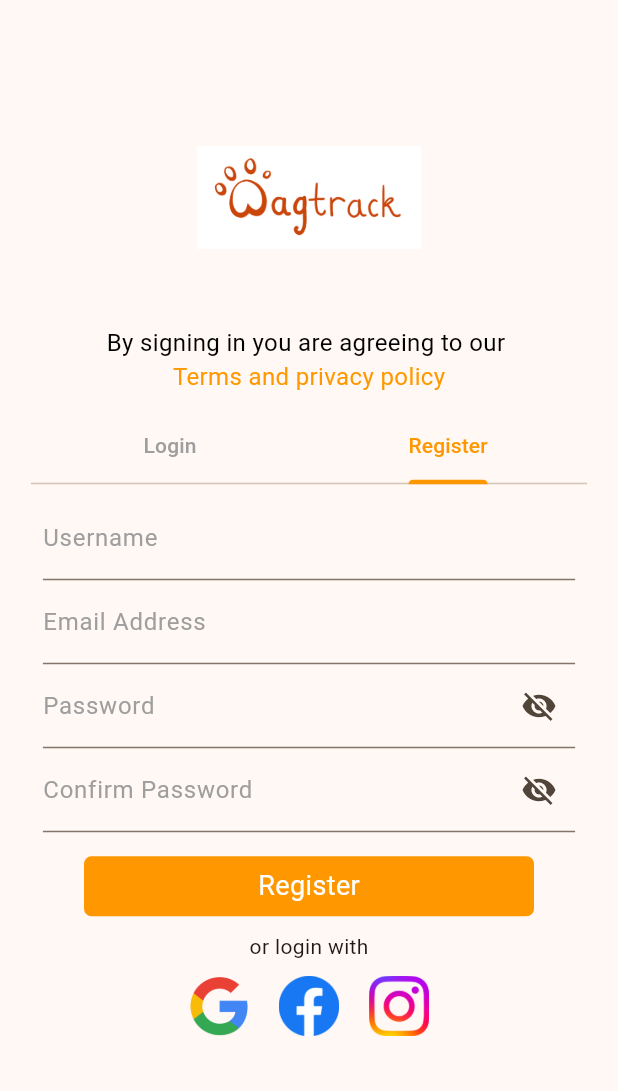
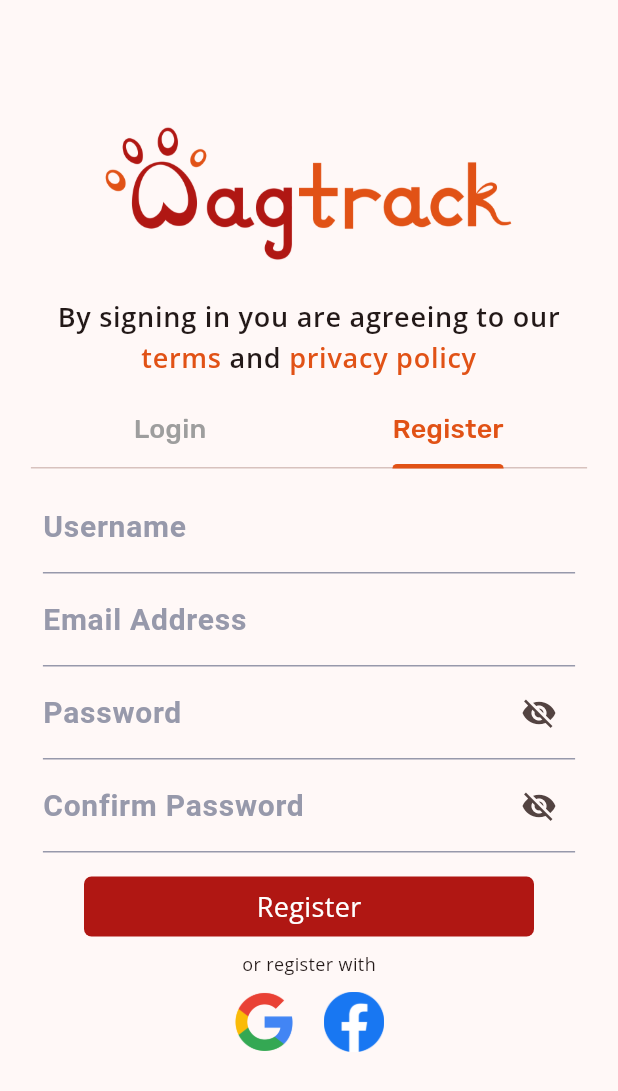
Before and after one commit to LunarEclipz/WagTrack, a Flutter app: the screen it shows after launch, tab 2 chosen, after a tap on "Register", on a phone screen of 412 x 824 dp. Shown: the top 1091 px of the screen. Run offline on Flutter 3.47's test engine with Material 3 defaults, Android fonts, the phone set to English and light mode, and no system bars; our stand-ins replace firebase_auth, firebase_core, google_fonts; accounts and stored records are empty; network calls fail.

Commit message:
feat: add themeData theming and updating UI to more closely resemble FIgma mockup

```diff
--- a/lib/main.dart
+++ b/lib/main.dart
@@ -4,7 +4,7 @@ import 'package:firebase_auth/firebase_auth.dart';
 import 'package:provider/provider.dart';
 import 'package:wagtrack/screens/authorisation/authenticate.dart';
 import 'package:wagtrack/services/auth.dart';
-import 'firebase_options.dart';
+import 'package:wagtrack/shared/themes.dart';
 
 void main() async {
   WidgetsFlutterBinding.ensureInitialized();
@@ -30,30 +30,7 @@ class MyApp extends StatelessWidget {
       child: MaterialApp(
         debugShowCheckedModeBanner: true,
         title: 'wagtrack',
-        theme: ThemeData(
-          visualDensity: VisualDensity.adaptivePlatformDensity,
-          // scaffoldBackgroundColor: Colors.orange[100],
-
-          useMaterial3: true,
-
-          // Define the default brightness and colors.
-          colorScheme: ColorScheme.fromSeed(
-            seedColor: Colors.orange,
-            // TRY THIS: Change to "Brightness.light"
-            //           and see that all colors change
-            //           to better contrast a light background.
-            // brightness: Brightness.dark,
-          ),
-
-          // Define the default `TextTheme`. Use this to specify the default
-          // text styling for headlines, titles, bodies of text, and more.
-          textTheme: const TextTheme(
-            displayLarge: TextStyle(
-              fontSize: 72,
-              fontWeight: FontWeight.bold,
-            ),
-          ),
-        ),
+        theme: AppTheme.light,
         home: const Authenticate(),
       ),
     );
--- a/lib/screens/authorisation/authorisation_frame.dart
+++ b/lib/screens/authorisation/authorisation_frame.dart
@@ -1,9 +1,6 @@
 import 'package:flutter/material.dart';
-import 'package:provider/provider.dart';
-// import 'package:wagtrack/models/color_models.dart';
 import 'package:wagtrack/screens/authorisation/login_tab.dart';
 import 'package:wagtrack/screens/authorisation/register_tab.dart';
-// import 'package:wagtrack/services/auth.dart';
 
 // import '../mainTemplate.dart';
 
@@ -21,6 +18,9 @@ class _LoginPageState extends State<LoginPage> {
 
   @override
   Widget build(BuildContext context) {
+    final TextTheme textStyles = Theme.of(context).textTheme;
+    final ColorScheme colorScheme = Theme.of(context).colorScheme;
+
     final screenWidth = MediaQuery.of(context).size.width;
     final screenHeight = MediaQuery.of(context).size.height;
     final sidePadding = screenWidth * 0.05;
@@ -37,52 +37,50 @@ class _LoginPageState extends State<LoginPage> {
               children: <Widget>[
                 Image.asset(
                   "assets/wagtrack_v1.png",
-                  height: 150,
-                  width: 150,
+                  height: 121,
+                  width: 298,
                   fit: BoxFit.fitWidth,
                 ),
-                // const SizedBox(height: 10),
-                // const Text(
-                //   'wagtrack',
-                //   textAlign: TextAlign.center,
-                //   style: TextStyle(
-                //     fontSize: 36.0,
-                //   ),
-                // ),
                 const SizedBox(height: 10),
-                const Text(
-                  'By signing in you are agreeing to our ',
-                  style: TextStyle(
-                    fontSize: 16,
-                    color: Colors.black,
-                  ),
-                ),
-                const Text(
-                  'Terms and privacy policy',
-                  style: TextStyle(fontSize: 16, color: Colors.orange),
-                ),
+                Text.rich(
+                    textAlign: TextAlign.center,
+                    TextSpan(style: textStyles.bodyLarge, children: [
+                      const TextSpan(
+                          text: 'By signing in you are agreeing to our '),
+                      TextSpan(
+                        text: 'terms ',
+                        style: textStyles.bodyLarge
+                            ?.copyWith(color: colorScheme.tertiary),
+                      ),
+                      const TextSpan(text: 'and '),
+                      TextSpan(
+                        text: 'privacy policy ',
+                        style: textStyles.bodyLarge
+                            ?.copyWith(color: colorScheme.tertiary),
+                      ),
+                    ])),
                 const SizedBox(height: 10),
                 SizedBox(
                   height: screenHeight * 0.6,
-                  child: const DefaultTabController(
+                  child: DefaultTabController(
                     length: 2,
                     child: Scaffold(
                       appBar: PreferredSize(
-                        preferredSize: Size.fromHeight(kToolbarHeight),
+                        preferredSize: const Size.fromHeight(kToolbarHeight),
                         child: SizedBox(
                           height: 50.0,
                           child: TabBar(
                             unselectedLabelColor: Colors.grey,
-                            labelColor: Colors.orange,
-                            indicatorColor: Colors.orange,
-                            tabs: [
+                            labelColor: colorScheme.tertiary,
+                            indicatorColor: colorScheme.tertiary,
+                            tabs: const [
                               Tab(child: Text('Login')),
                               Tab(child: Text('Register'))
                             ],
                           ),
                         ),
                       ),
-                      body: TabBarView(
+                      body: const TabBarView(
                         children: [LoginTab(), RegisterTab()],
                       ),
                     ),
--- a/lib/screens/authorisation/forgot_password.dart
+++ b/lib/screens/authorisation/forgot_password.dart
@@ -1,6 +1,5 @@
 import 'package:flutter/material.dart';
 import 'package:provider/provider.dart';
-// import 'package:wagtrack/models/color_models.dart';
 import 'package:wagtrack/services/auth.dart';
 
 class ForgotPasswordPage extends StatelessWidget {
@@ -10,16 +9,26 @@ class ForgotPasswordPage extends StatelessWidget {
 
   @override
   Widget build(BuildContext context) {
+    final TextTheme textStyles = Theme.of(context).textTheme;
+    final ColorScheme colorScheme = Theme.of(context).colorScheme;
+
     return Scaffold(
       appBar: AppBar(
-        title: const Text('Forgot Password'),
-        backgroundColor: Theme.of(context).colorScheme.primary,
+        title: const Text(
+          'Forgot Password',
+          style: TextStyle(color: Colors.white),
+        ),
+        backgroundColor: colorScheme.primary,
       ),
       body: Container(
         padding: const EdgeInsets.all(20.0),
         child: Column(
           mainAxisAlignment: MainAxisAlignment.center,
           children: [
+            Text(
+                'Please provide your Email Address and we will send you a reset password request. ',
+                style: textStyles.bodyMedium
+                    ?.copyWith(fontStyle: FontStyle.italic)),
             TextField(
               controller: _emailController,
               keyboardType: TextInputType.emailAddress,
@@ -70,10 +79,15 @@ class ForgotPasswordPage extends StatelessWidget {
                 }
               },
               style: ButtonStyle(
-                backgroundColor: MaterialStateProperty.all<Color>(
-                    Theme.of(context).colorScheme.primary),
+                backgroundColor:
+                    MaterialStateProperty.all<Color>(colorScheme.primary),
               ),
-              child: const Text('Send Reset Password Email'),
+              child: const Center(
+                child: Text(
+                  'Reset Password',
+                  style: TextStyle(fontSize: 18, color: Colors.white),
+                ),
+              ),
             ),
           ],
         ),
--- a/lib/screens/authorisation/login_success.dart
+++ b/lib/screens/authorisation/login_success.dart
@@ -1,6 +1,4 @@
 import 'package:flutter/material.dart';
-import 'package:provider/provider.dart';
-import 'package:wagtrack/services/auth.dart';
 import 'package:firebase_auth/firebase_auth.dart';
 
 // temporary page to allow for logging out after a successful login
@@ -16,6 +14,9 @@ class _LoginSuccessState extends State<LoginSuccess> {
 
   @override
   Widget build(BuildContext context) {
+    final TextTheme textStyles = Theme.of(context).textTheme;
+    final ColorScheme colorScheme = Theme.of(context).colorScheme;
+
     final user = FirebaseAuth.instance.currentUser!;
 
     return Scaffold(
@@ -35,7 +36,7 @@ class _LoginSuccessState extends State<LoginSuccess> {
               width: 300,
               height: 40,
               decoration: BoxDecoration(
-                color: Theme.of(context).colorScheme.primary,
+                color: colorScheme.primary,
                 borderRadius: BorderRadius.circular(5),
               ),
               child: const Center(
--- a/lib/screens/authorisation/login_tab.dart
+++ b/lib/screens/authorisation/login_tab.dart
@@ -1,7 +1,5 @@
 import 'package:flutter/material.dart';
-// import 'package:flutter_svg/flutter_svg.dart';
 import 'package:provider/provider.dart';
-// import 'package:wagtrack/models/color_models.dart';
 import 'package:wagtrack/screens/authorisation/forgot_password.dart';
 import 'package:wagtrack/services/auth.dart';
 
@@ -16,10 +14,15 @@ class _LoginTabState extends State<LoginTab> {
   TextEditingController emailController = TextEditingController();
   TextEditingController passwordController = TextEditingController();
   bool _obscureText = true;
-  bool _rememberMeIsChecked = false;
+  // bool _rememberMeIsChecked = false;
 
   @override
   Widget build(BuildContext context) {
+    final TextTheme textStyles = Theme.of(context).textTheme;
+    final ColorScheme colorScheme = Theme.of(context).colorScheme;
+    // final CustomColors customColors =
+    //     Theme.of(context).extension<CustomColors>()!;
+
     return Padding(
       padding: const EdgeInsets.all(8.0),
       child: Form(
@@ -29,11 +32,7 @@ class _LoginTabState extends State<LoginTab> {
               controller: emailController,
               decoration: const InputDecoration(
                 labelText: 'Email',
-                labelStyle: TextStyle(color: Colors.grey),
                 hintText: 'Enter your email address',
-                focusedBorder: UnderlineInputBorder(
-                  borderSide: BorderSide(color: Colors.grey),
-                ),
               ),
             ),
             TextFormField(
@@ -41,7 +40,6 @@ class _LoginTabState extends State<LoginTab> {
               controller: passwordController,
               decoration: InputDecoration(
                 labelText: 'Password',
-                labelStyle: const TextStyle(color: Colors.grey),
                 hintText: 'Enter your password',
                 suffixIcon: IconButton(
                   onPressed: () {
@@ -51,30 +49,15 @@ class _LoginTabState extends State<LoginTab> {
                   },
                   icon: Icon(
                     _obscureText ? Icons.visibility_off : Icons.visibility,
-                    // color: Colors.orange,
+                    // color: colorScheme.tertiary,
                   ),
-                ),
-                focusedBorder: const UnderlineInputBorder(
-                  borderSide: BorderSide(color: Colors.grey),
                 ),
               ),
             ),
+            const SizedBox(height: 10),
             Row(
-              mainAxisAlignment: MainAxisAlignment.spaceBetween,
+              mainAxisAlignment: MainAxisAlignment.center,
               children: <Widget>[
-                Row(
-                  children: [
-                    Checkbox(
-                      value: _rememberMeIsChecked,
-                      onChanged: (value) {
-                        setState(() {
-                          _rememberMeIsChecked = value!;
-                        });
-                      },
-                    ),
-                    const Text('Remember me'),
-                  ],
-                ),
                 GestureDetector(
                   onTap: () {
                     // Handle forgot password tap
@@ -84,13 +67,10 @@ class _LoginTabState extends State<LoginTab> {
                           builder: (context) => ForgotPasswordPage()),
                     );
                   },
-                  child: const Text(
-                    'Forgot Password',
-                    style: TextStyle(
-                      decoration: TextDecoration.underline,
-                      color: Colors.orange,
-                      fontSize: 14.0,
-                    ),
+                  child: Text(
+                    'Forgot Password?',
+                    style: textStyles.bodyLarge
+                        ?.copyWith(color: colorScheme.tertiary),
                   ),
                 ),
               ],
@@ -142,7 +122,7 @@ class _LoginTabState extends State<LoginTab> {
                 width: 300,
                 height: 40,
                 decoration: BoxDecoration(
-                  color: Theme.of(context).colorScheme.primary,
+                  color: colorScheme.primary,
                   borderRadius: BorderRadius.circular(5),
                 ),
                 child: const Center(
@@ -172,12 +152,6 @@ class _LoginTabState extends State<LoginTab> {
                       width: 40,
                       height: 40,
                     ),
-                    const SizedBox(width: 20),
-                    Image.asset(
-                      'assets/icons/instagram.png',
-                      width: 40,
-                      height: 40,
-                    ),
                   ],
                 )
               ],
--- a/lib/screens/authorisation/register_tab.dart
+++ b/lib/screens/authorisation/register_tab.dart
@@ -1,7 +1,5 @@
 import 'package:flutter/material.dart';
-// import 'package:flutter_svg/flutter_svg.dart';
 import 'package:provider/provider.dart';
-// import 'package:wagtrack/models/color_models.dart';
 import 'package:wagtrack/services/auth.dart';
 
 class RegisterTab extends StatefulWidget {
@@ -25,6 +23,9 @@ class _RegisterTabState extends State<RegisterTab> {
 
   @override
   Widget build(BuildContext context) {
+    final TextTheme textStyles = Theme.of(context).textTheme;
+    final ColorScheme colorScheme = Theme.of(context).colorScheme;
+
     return Padding(
       padding: const EdgeInsets.all(8.0),
       child: Form(
@@ -34,12 +35,8 @@ class _RegisterTabState extends State<RegisterTab> {
               controller: usernameController,
               decoration: InputDecoration(
                 labelText: 'Username',
-                labelStyle: const TextStyle(color: Colors.grey),
                 errorText: _isUsernameValid ? null : 'Invalid username',
                 hintText: 'Enter your username',
-                focusedBorder: const UnderlineInputBorder(
-                  borderSide: BorderSide(color: Colors.grey),
-                ),
               ),
               onChanged: (value) {
                 setState(() {
@@ -55,12 +52,8 @@ class _RegisterTabState extends State<RegisterTab> {
               controller: emailController,
               decoration: InputDecoration(
                 labelText: 'Email Address',
-                labelStyle: const TextStyle(color: Colors.grey),
                 errorText: _isEmailValid ? null : 'Invalid email',
                 hintText: 'Enter your email address',
-                focusedBorder: const UnderlineInputBorder(
-                  borderSide: BorderSide(color: Colors.grey),
-                ),
               ),
               onChanged: (value) {
                 setState(() {
@@ -75,7 +68,6 @@ class _RegisterTabState extends State<RegisterTab> {
               obscureText: _obscureTextPassword,
               decoration: InputDecoration(
                 labelText: 'Password',
-                labelStyle: const TextStyle(color: Colors.grey),
                 errorText:
                     _isPasswordTooShort ? null : 'Enter more than 6 characters',
                 hintText: 'Enter your password',
@@ -89,11 +81,7 @@ class _RegisterTabState extends State<RegisterTab> {
                     _obscureTextPassword
                         ? Icons.visibility_off
                         : Icons.visibility,
-                    // color: Colors.orange,
                   ),
-                ),
-                focusedBorder: const UnderlineInputBorder(
-                  borderSide: BorderSide(color: Colors.grey),
                 ),
               ),
               onChanged: (value) {
@@ -111,7 +99,6 @@ class _RegisterTabState extends State<RegisterTab> {
               obscureText: _obscureTextConfirmPassword,
               decoration: InputDecoration(
                 labelText: 'Confirm Password',
-                labelStyle: const TextStyle(color: Colors.grey),
                 errorText: _isConfirmPasswordTooShort
                     ? null
                     : 'Enter more than 6 characters',
@@ -127,11 +114,8 @@ class _RegisterTabState extends State<RegisterTab> {
                     _obscureTextConfirmPassword
                         ? Icons.visibility_off
                         : Icons.visibility,
-                    // color: Colors.orange,
+                    // color: colorScheme.tertiary,
                   ),
-                ),
-                focusedBorder: const UnderlineInputBorder(
-                  borderSide: BorderSide(color: Colors.grey),
                 ),
               ),
               onChanged: (value) {
@@ -239,7 +223,7 @@ class _RegisterTabState extends State<RegisterTab> {
                 width: 300,
                 height: 40,
                 decoration: BoxDecoration(
-                  color: Colors.orange,
+                  color: colorScheme.primary,
                   borderRadius: BorderRadius.circular(5),
                 ),
                 child: const Center(
@@ -253,7 +237,7 @@ class _RegisterTabState extends State<RegisterTab> {
             const SizedBox(height: 10),
             const Column(
               children: [
-                Text("or login with"),
+                Text("or register with"),
                 SizedBox(height: 10),
                 Row(
                   mainAxisAlignment: MainAxisAlignment.center,
@@ -266,12 +250,6 @@ class _RegisterTabState extends State<RegisterTab> {
                     SizedBox(width: 20),
                     Image(
                       image: AssetImage('assets/icons/facebook.png'),
-                      width: 40,
-                      height: 40,
-                    ),
-                    SizedBox(width: 20),
-                    Image(
-                      image: AssetImage('assets/icons/instagram.png'),
                       width: 40,
                       height: 40,
                     ),
--- /dev/null
+++ b/lib/shared/themes.dart
@@ -0,0 +1,131 @@
+import 'package:flutter/material.dart';
+import 'package:google_fonts/google_fonts.dart';
+
+class CustomColors extends ThemeExtension<CustomColors> {
+  CustomColors({
+    required this.primaryText,
+    required this.secondaryText,
+    required this.textHint,
+    required this.green,
+    required this.pastelOrange,
+    required this.pastelPurple,
+    required this.pastelBlue,
+  });
+
+  final Color primaryText;
+  final Color secondaryText;
+  final Color textHint;
+  final Color green;
+  final Color pastelOrange;
+  final Color pastelPurple;
+  final Color pastelBlue;
+
+  @override
+  ThemeExtension<CustomColors> copyWith({
+    Color? primaryText,
+    Color? secondaryText,
+    Color? textHint,
+    Color? green,
+    Color? pastelOrange,
+    Color? pastelPurple,
+    Color? pastelBlue,
+  }) {
+    return CustomColors(
+      primaryText: primaryText ?? this.primaryText,
+      secondaryText: secondaryText ?? this.secondaryText,
+      textHint: textHint ?? this.textHint,
+      green: green ?? this.green,
+      pastelOrange: pastelOrange ?? this.pastelOrange,
+      pastelPurple: pastelPurple ?? this.pastelPurple,
+      pastelBlue: pastelBlue ?? this.pastelBlue,
+    );
+  }
+
+  @override
+  ThemeExtension<CustomColors> lerp(
+    covariant ThemeExtension<CustomColors>? other,
+    double t,
+  ) {
+    if (other is! CustomColors) {
+      return this;
+    }
+
+    return CustomColors(
+      primaryText: Color.lerp(primaryText, other.primaryText, t)!,
+      secondaryText: Color.lerp(secondaryText, other.secondaryText, t)!,
+      textHint: Color.lerp(textHint, other.textHint, t)!,
+      green: Color.lerp(green, other.green, t)!,
+      pastelOrange: Color.lerp(pastelOrange, other.pastelOrange, t)!,
+      pastelPurple: Color.lerp(pastelPurple, other.pastelPurple, t)!,
+      pastelBlue: Color.lerp(pastelBlue, other.pastelBlue, t)!,
+    );
+  }
+}
+
+class AppTheme {
+  static final ThemeData mainTheme = ThemeData(
+    useMaterial3: true,
+    visualDensity: VisualDensity.adaptivePlatformDensity,
+    brightness: Brightness.light,
+    colorScheme: ColorScheme.fromSeed(
+      seedColor: Colors.red,
+      brightness: Brightness.light,
+      primary: const Color(0xFFB01713),
+      secondary: const Color(0xFF7B0300),
+      tertiary: const Color(0xFFE15216),
+      background: const Color(0xFFFDFCFA),
+    ),
+    textTheme: TextTheme(
+      headlineMedium: GoogleFonts.rubik(
+        fontSize: 23,
+        color: const Color(0xFF7B0300),
+      ),
+      bodyLarge: GoogleFonts.openSans(
+        fontSize: 18,
+        fontWeight: FontWeight.w600,
+      ),
+      bodyMedium: GoogleFonts.openSans(
+        fontSize: 12,
+      ),
+      titleMedium: GoogleFonts.rubik(
+        fontSize: 32,
+      ),
+      titleSmall: GoogleFonts.rubik(
+        fontSize: 18,
+      ),
+    ),
+    inputDecorationTheme: InputDecorationTheme(
+      labelStyle: GoogleFonts.aBeeZee(
+        fontSize: 20,
+        color: const Color(0xFF9799AB),
+      ),
+      hintStyle: GoogleFonts.rubik(
+        fontStyle: FontStyle.italic,
+        fontSize: 10,
+        color: const Color(0xFF9799AB),
+      ),
+      enabledBorder: const UnderlineInputBorder(
+        borderSide: BorderSide(color: Color(0xFF9799AB)),
+      ),
+      focusedBorder: const UnderlineInputBorder(
+        borderSide: BorderSide(color: Color(0xFF9799AB)),
+      ),
+    ),
+  );
+
+  static final light = mainTheme.copyWith(
+    extensions: [
+      customColors,
+    ],
+  );
+
+  static final customColors = CustomColors(
+    primaryText: const Color(0xFF000000),
+    secondaryText: const Color(0xFF575A88),
+    textHint: const Color(0xFF9798AB),
+    green: const Color(0xFF3FA856),
+    pastelOrange: const Color(0xFFFFAB75),
+    pastelPurple: const Color(0xFFA976B8),
+    pastelBlue: const Color(0xFF7E99DD),
+  );
+}
--- a/pubspec.yaml
+++ b/pubspec.yaml
@@ -11,6 +11,7 @@ dependencies:
   firebase_core: ^2.31.0
   flutter:
     sdk: flutter
+  google_fonts: ^6.2.1
   provider: ^6.1.2
 
 dev_dependencies:
```
Also changed, not shown: assets/wagtrack_v0.png (added), assets/wagtrack_v1.png, pubspec.lock, 1 other file.
